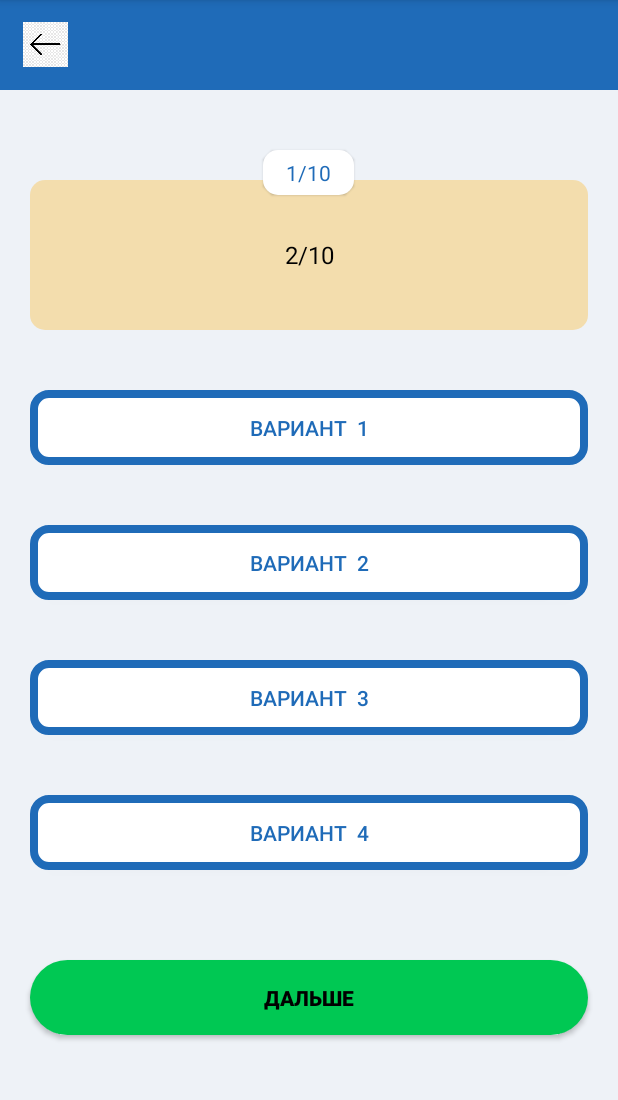
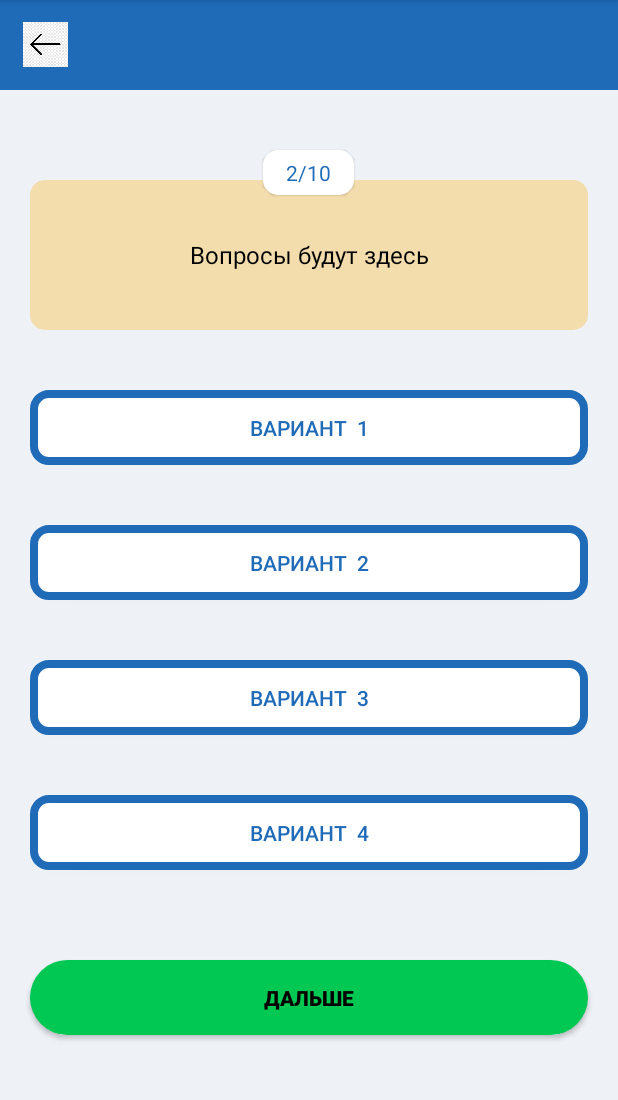
Before and after one commit to AramNalbandyan1/QuizGame, an Android app: the QuizActivity screen opened directly, with no data from a screen before it, after a tap on "ДАЛЬШЕ", on a phone screen of 412 x 824 dp, the part 84-1184 px from its top. Run offline under Robolectric (Android 15) with nearby library versions, the phone set to English and light mode, and no system bars.

Commit message:
Version 0.0.2

```diff
--- a/app/src/main/java/com/example/quizgame/QuizActivity.java
+++ b/app/src/main/java/com/example/quizgame/QuizActivity.java
@@ -52,7 +52,7 @@ public class QuizActivity extends AppCompatActivity {
             }
             Collections.shuffle(options);
 
-
+            question.setText(questionText);
             option1.setText(options.get(0));
             option2.setText(options.get(1));
             option3.setText(options.get(2));
@@ -179,7 +179,7 @@ public class QuizActivity extends AppCompatActivity {
                     currentQuestionIndex++;
 
 
-                    question.setText(currentQuestionIndex + "/" + totalQuestions);
+                    questions.setText(currentQuestionIndex + "/" + totalQuestions);
 
 
                     loadRandomQuestion();
```
